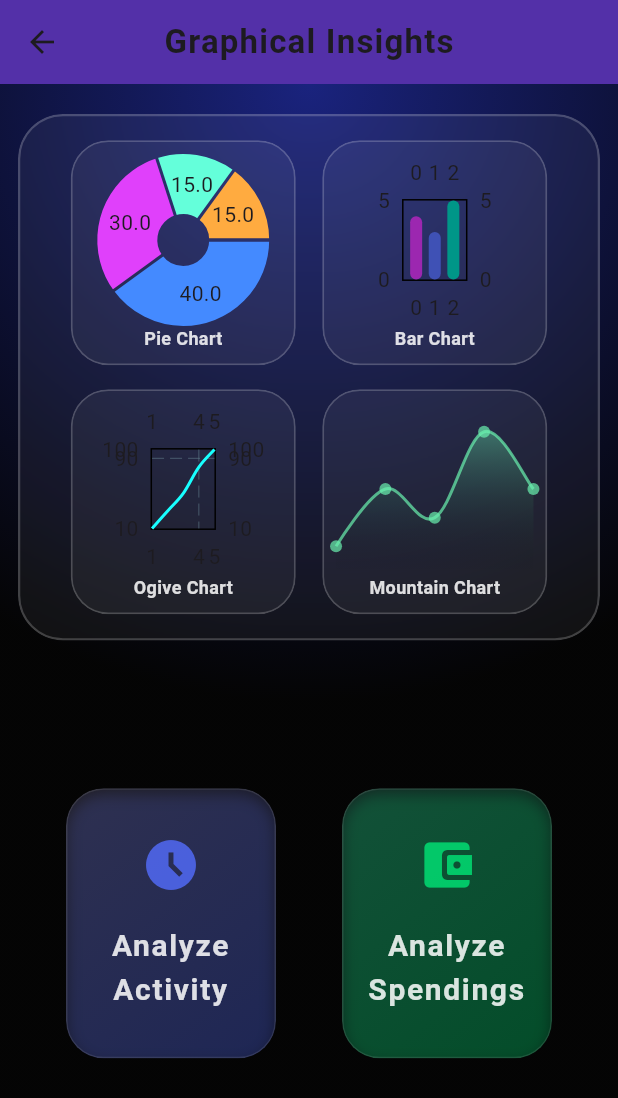
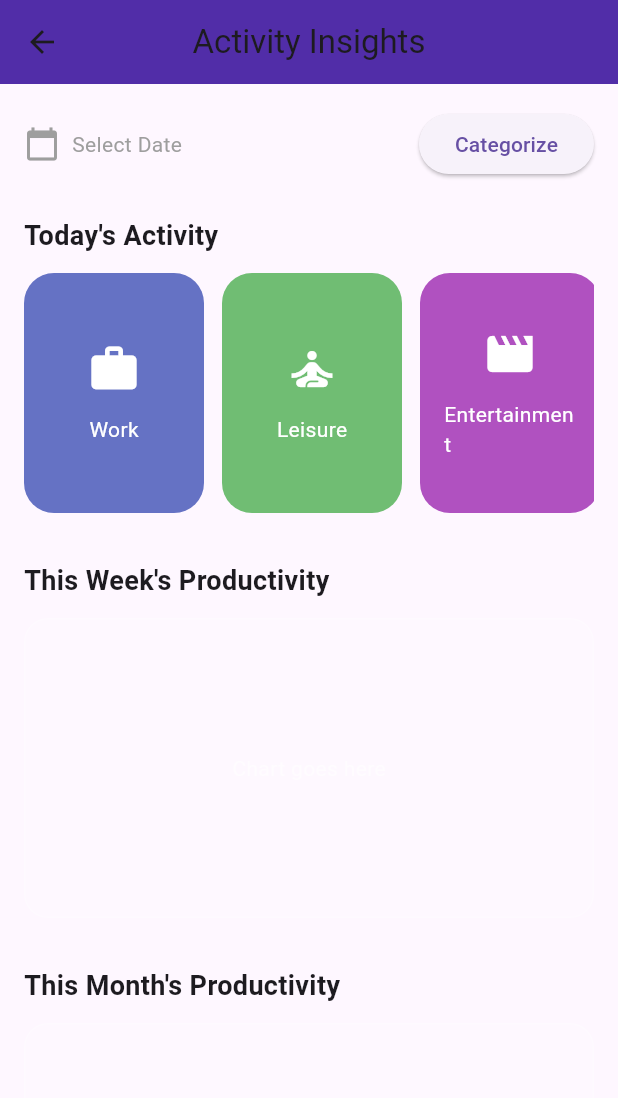
Before and after one commit to sadianusratmunny51/SWE250_Project, a Flutter app: the GraphicalInsightsPage screen opened by its route, after a tap on "Analyze Activity", on a phone screen of 412 x 824 dp. Shown: the top 1098 px of the screen. Run offline on Flutter 3.47's test engine with Material 3 defaults, Android fonts, the phone set to English and light mode, and no system bars; drawn by our look-alikes of fl_chart; our stand-ins replace cloud_firestore, firebase_auth, firebase_core, table_calendar; accounts and stored records are empty.

Commit message:
add activitydashboard page

```diff
--- /dev/null
+++ b/lib/pages/Graphical_Insights/ActivityDashboardPage.dart
@@ -0,0 +1,132 @@
+import 'package:flutter/material.dart';
+
+class ActivityDashboardPage extends StatelessWidget {
+  const ActivityDashboardPage({super.key});
+
+  @override
+  Widget build(BuildContext context) {
+    return Scaffold(
+      appBar: AppBar(
+        title: const Text("Activity Insights"),
+        centerTitle: true,
+        backgroundColor: Colors.deepPurple[700],
+      ),
+      body: SingleChildScrollView(
+        padding: const EdgeInsets.all(16),
+        child: Column(
+          crossAxisAlignment: CrossAxisAlignment.start,
+          children: [
+            // Top Row: Date Picker + Categorize
+            Row(
+              mainAxisAlignment: MainAxisAlignment.spaceBetween,
+              children: [
+                _dateSelector(context),
+                ElevatedButton(
+                  onPressed: () => print("Categorize tapped"),
+                  child: const Text("Categorize"),
+                ),
+              ],
+            ),
+
+            const SizedBox(height: 24),
+
+            // Today's Activity (horizontal scroll)
+            const Text(
+              "Today's Activity",
+              style: TextStyle(fontSize: 18, fontWeight: FontWeight.bold),
+            ),
+            const SizedBox(height: 12),
+            SizedBox(
+              height: 160,
+              child: ListView(
+                scrollDirection: Axis.horizontal,
+                children: [
+                  _activityCard("Work", Icons.work, Colors.indigo),
+                  _activityCard(
+                      "Leisure", Icons.self_improvement, Colors.green),
+                  _activityCard("Entertainment", Icons.movie, Colors.purple),
+                  _activityCard(
+                      "Sleep", Icons.bedtime_rounded, Colors.blueGrey),
+                  _activityCard(
+                      "Social Media", Icons.phone_android, Colors.pinkAccent),
+                ],
+              ),
+            ),
+
+            const SizedBox(height: 32),
+
+            // This Week's Productivity
+            _sectionTitle("This Week's Productivity"),
+            _chartPlaceholder(),
+
+            const SizedBox(height: 32),
+
+            // This Month's Productivity
+            _sectionTitle("This Month's Productivity"),
+            _chartPlaceholder(),
+
+            const SizedBox(height: 40),
+          ],
+        ),
+      ),
+    );
+  }
+
+  Widget _dateSelector(BuildContext context) {
+    return GestureDetector(
+      onTap: () {
+        // You can implement showDatePicker here
+        print("Date Picker tapped");
+      },
+      child: Row(
+        children: const [
+          Icon(Icons.calendar_today, color: Colors.grey),
+          SizedBox(width: 8),
+          Text("Select Date", style: TextStyle(color: Colors.grey)),
+        ],
+      ),
+    );
+  }
+
+  Widget _activityCard(String label, IconData icon, Color color) {
+    return Container(
+      width: 120,
+      margin: const EdgeInsets.only(right: 12),
+      padding: const EdgeInsets.all(16),
+      decoration: BoxDecoration(
+        color: color.withOpacity(0.8),
+        borderRadius: BorderRadius.circular(20),
+      ),
+      child: Column(
+        mainAxisAlignment: MainAxisAlignment.center,
+        children: [
+          Icon(icon, size: 36, color: Colors.white),
+          const SizedBox(height: 12),
+          Text(label, style: const TextStyle(color: Colors.white)),
+        ],
+      ),
+    );
+  }
+
+  Widget _sectionTitle(String title) {
+    return Text(
+      title,
+      style: const TextStyle(fontSize: 18, fontWeight: FontWeight.bold),
+    );
+  }
+
+  Widget _chartPlaceholder() {
+    return Container(
+      margin: const EdgeInsets.only(top: 12),
+      height: 200,
+      decoration: BoxDecoration(
+        color: Colors.white10,
+        borderRadius: BorderRadius.circular(16),
+        border: Border.all(color: Colors.white24),
+      ),
+      child: const Center(
+        child: Text("Chart goes here", style: TextStyle(color: Colors.white54)),
+      ),
+    );
+  }
+}
--- a/lib/pages/Graphical_Insights/GraphicalInsightsPage.dart
+++ b/lib/pages/Graphical_Insights/GraphicalInsightsPage.dart
@@ -1,6 +1,7 @@
 import 'dart:ui';
 import 'package:flutter/material.dart';
 import 'package:fl_chart/fl_chart.dart';
+import 'package:project/pages/Graphical_Insights/ActivityDashboardPage.dart';
 
 class GraphicalInsightsPage extends StatelessWidget {
   const GraphicalInsightsPage({super.key});
@@ -98,7 +99,14 @@ class GraphicalInsightsPage extends StatelessWidget {
                       const Color.fromARGB(255, 190, 177, 225),
                       Colors.indigoAccent
                     ],
-                    onTap: () => print("Analyze Activity tapped"),
+                    onTap: () {
+                      Navigator.push(
+                        context,
+                        MaterialPageRoute(
+                            builder: (context) =>
+                                const ActivityDashboardPage()),
+                      );
+                    },
                   ),
                   _glassBox(
                     context,
```
